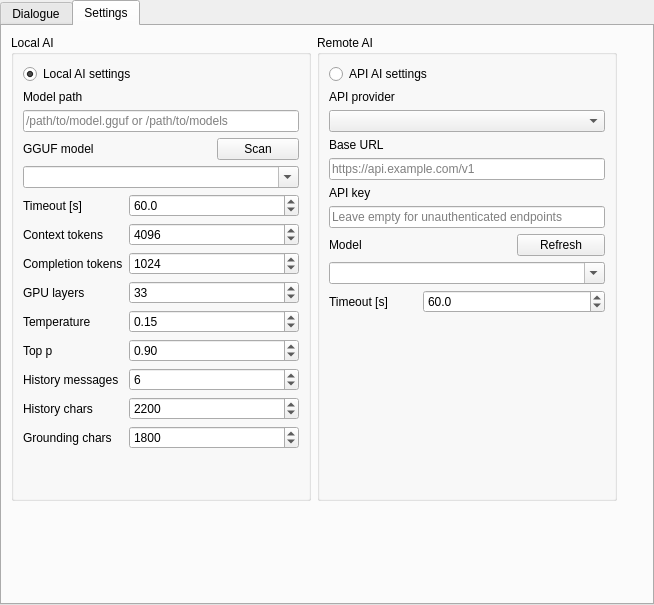
The window that src/VeraGrid/Gui/AiAgent/ai_chat_gui.ui (JordiBejarUPC/veragrid-hvdc-bipolar-pfc) describes before a commit, drawn with Qt 5.
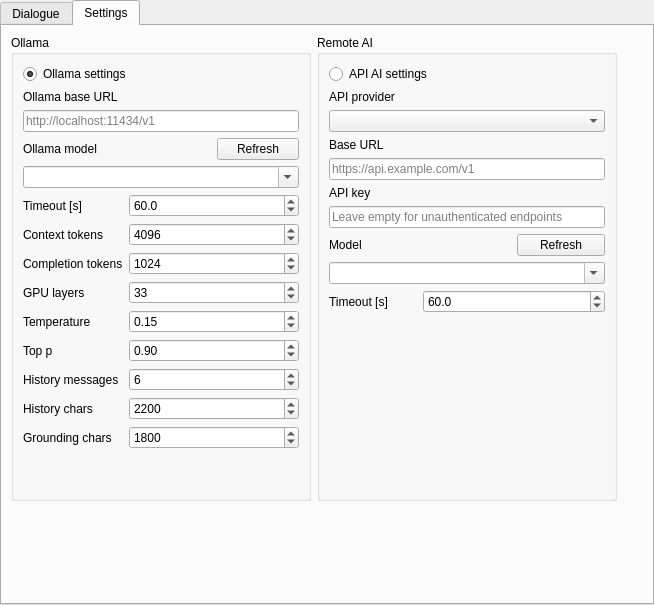
The same window after the commit. The open tabs and pages were chosen to show the change.

Patch:
```diff
--- a/src/VeraGrid/Gui/AiAgent/ai_chat_gui.ui
+++ b/src/VeraGrid/Gui/AiAgent/ai_chat_gui.ui
@@ -216,7 +216,7 @@
           </size>
          </property>
          <property name="title">
-          <string>Local AI</string>
+          <string>Ollama</string>
          </property>
          <layout class="QGridLayout" name="gridLayout_2">
           <item row="6" column="0" colspan="3">
@@ -245,7 +245,7 @@
           <item row="4" column="0" colspan="3">
            <widget class="QLineEdit" name="local_model_path_line_edit">
             <property name="placeholderText">
-             <string>/path/to/model.gguf or /path/to/models</string>
+             <string>http://localhost:11434/v1</string>
             </property>
            </widget>
           </item>
@@ -271,7 +271,7 @@
           <item row="0" column="0" colspan="2">
            <widget class="QRadioButton" name="local_ai_radioButton">
             <property name="text">
-             <string>Local AI settings</string>
+             <string>Ollama settings</string>
             </property>
             <property name="checked">
              <bool>true</bool>
@@ -281,21 +281,21 @@
           <item row="5" column="2">
            <widget class="QPushButton" name="local_refresh_models_button">
             <property name="text">
-             <string>Scan</string>
+             <string>Refresh</string>
             </property>
            </widget>
           </item>
           <item row="5" column="0" colspan="2">
            <widget class="QLabel" name="local_model_label">
             <property name="text">
-             <string>GGUF model</string>
+             <string>Ollama model</string>
             </property>
            </widget>
           </item>
           <item row="3" column="0">
            <widget class="QLabel" name="local_model_path_label">
             <property name="text">
-             <string>Model path</string>
+             <string>Ollama base URL</string>
             </property>
            </widget>
           </item>
```
